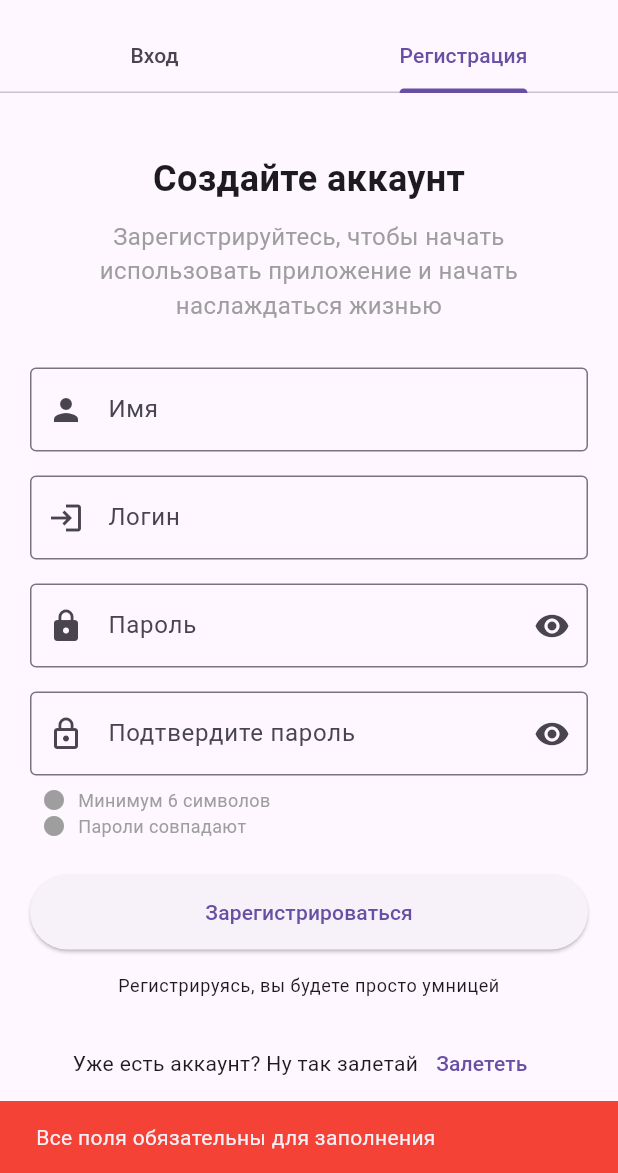
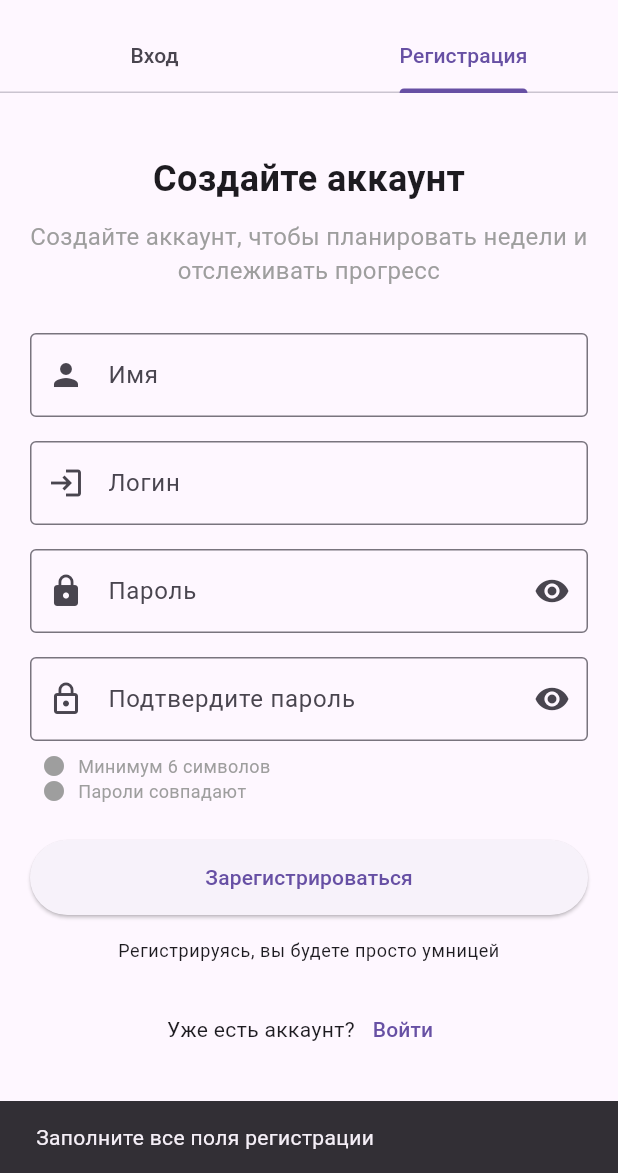
Before and after one commit to Derian5/goalManagerFull, a Flutter app: the screen it shows after launch, tab 2 chosen, after a tap on "Зарегистрироваться", on a phone screen of 412 x 824 dp, the part 63-1236 px from its top. Run offline on Flutter 3.47's test engine with Material 3 defaults, Android fonts, the phone set to English and light mode, and no system bars; our stand-ins replace flutter_bloc, shared_preferences.

Commit message:
Improve auth flow and empty states

```diff
--- a/frontend/lib/features/auth/presentation/views/auth_page.dart
+++ b/frontend/lib/features/auth/presentation/views/auth_page.dart
@@ -10,7 +10,8 @@ class AuthPage extends StatefulWidget {
   State<AuthPage> createState() => _AuthPageState();
 }
 
-class _AuthPageState extends State<AuthPage> with SingleTickerProviderStateMixin {
+class _AuthPageState extends State<AuthPage>
+    with SingleTickerProviderStateMixin {
   late TabController _tabController;
 
   // Контроллеры для входа
@@ -32,6 +33,8 @@ class _AuthPageState extends State<AuthPage> with SingleTickerProviderStateMixin
   void initState() {
     super.initState();
     _tabController = TabController(length: 2, vsync: this);
+    _registerPasswordController.addListener(_refreshPasswordHints);
+    _registerConfirmPasswordController.addListener(_refreshPasswordHints);
 
     // Очищаем ошибки при переключении вкладок
     _tabController.addListener(() {
@@ -44,6 +47,8 @@ class _AuthPageState extends State<AuthPage> with SingleTickerProviderStateMixin
   @override
   void dispose() {
     _tabController.dispose();
+    _registerPasswordController.removeListener(_refreshPasswordHints);
+    _registerConfirmPasswordController.removeListener(_refreshPasswordHints);
     _loginEmailController.dispose();
     _loginPasswordController.dispose();
     _registerNameController.dispose();
@@ -53,7 +58,17 @@ class _AuthPageState extends State<AuthPage> with SingleTickerProviderStateMixin
     super.dispose();
   }
 
+  void _refreshPasswordHints() {
+    if (mounted) setState(() {});
+  }
+
   void _login() {
+    if (_loginEmailController.text.trim().isEmpty ||
+        _loginPasswordController.text.isEmpty) {
+      _showMessage('Введите логин и пароль');
+      return;
+    }
+
     final cubit = context.read<AuthCubit>();
     cubit.login(
       _loginEmailController.text.trim(),
@@ -62,6 +77,14 @@ class _AuthPageState extends State<AuthPage> with SingleTickerProviderStateMixin
   }
 
   void _register() {
+    if (_registerNameController.text.trim().isEmpty ||
+        _registerEmailController.text.trim().isEmpty ||
+        _registerPasswordController.text.isEmpty ||
+        _registerConfirmPasswordController.text.isEmpty) {
+      _showMessage('Заполните все поля регистрации');
+      return;
+    }
+
     final cubit = context.read<AuthCubit>();
     cubit.register(
       username: _registerEmailController.text.trim(),
@@ -75,26 +98,29 @@ class _AuthPageState extends State<AuthPage> with SingleTickerProviderStateMixin
     _tabController.animateTo(0);
   }
 
+  void _showMessage(String message, {Color? backgroundColor}) {
+    ScaffoldMessenger.of(context).showSnackBar(
+      SnackBar(
+        content: Text(message),
+        backgroundColor: backgroundColor,
+      ),
+    );
+  }
+
+  String _cleanError(String message) {
+    return message.replaceFirst('Exception: ', '');
+  }
+
   @override
   Widget build(BuildContext context) {
     return BlocConsumer<AuthCubit, AuthState>(
       listener: (context, state) {
         if (state is AuthError) {
-          ScaffoldMessenger.of(context).showSnackBar(
-            SnackBar(
-              content: Text(state.message),
-              backgroundColor: Colors.red,
-            ),
-          );
+          _showMessage(_cleanError(state.message), backgroundColor: Colors.red);
         }
 
         if (state is RegistrationSuccess) {
-          ScaffoldMessenger.of(context).showSnackBar(
-            SnackBar(
-              content: Text(state.message),
-              backgroundColor: Colors.green,
-            ),
-          );
+          _showMessage(state.message, backgroundColor: Colors.green);
           _switchToLogin();
 
           // Очищаем поля регистрации
@@ -102,11 +128,6 @@ class _AuthPageState extends State<AuthPage> with SingleTickerProviderStateMixin
           _registerEmailController.clear();
           _registerPasswordController.clear();
           _registerConfirmPasswordController.clear();
-        }
-
-        if (state is AuthSuccess) {
-          // TODO: Переход на главный экран
-          print('Ты зашёл, ура! Тебя зовут: ${state.user.name}');
         }
       },
       builder: (context, state) {
@@ -145,12 +166,12 @@ class _AuthPageState extends State<AuthPage> with SingleTickerProviderStateMixin
           children: [
             const SizedBox(height: 40),
             const Text(
-              'Приветики!!',
+              'Goal Manager',
               style: TextStyle(fontSize: 24, fontWeight: FontWeight.bold),
             ),
             const SizedBox(height: 10),
             const Text(
-              'Войдите в свой аккаунт',
+              'Войдите в аккаунт, чтобы управлять целями и неделями',
               style: TextStyle(fontSize: 16, color: Colors.grey),
             ),
             const SizedBox(height: 40),
@@ -163,7 +184,7 @@ class _AuthPageState extends State<AuthPage> with SingleTickerProviderStateMixin
                 prefixIcon: Icon(Icons.login),
                 border: OutlineInputBorder(),
               ),
-              keyboardType: TextInputType.text,
+              textInputAction: TextInputAction.next,
               enabled: state is! AuthLoading,
             ),
             const SizedBox(height: 16),
@@ -176,7 +197,9 @@ class _AuthPageState extends State<AuthPage> with SingleTickerProviderStateMixin
                 prefixIcon: const Icon(Icons.lock),
                 suffixIcon: IconButton(
                   icon: Icon(
-                    _obscureLoginPassword ? Icons.visibility : Icons.visibility_off,
+                    _obscureLoginPassword
+                        ? Icons.visibility
+                        : Icons.visibility_off,
                   ),
                   onPressed: () {
                     setState(() {
@@ -204,7 +227,8 @@ class _AuthPageState extends State<AuthPage> with SingleTickerProviderStateMixin
                         height: 20,
                         child: CircularProgressIndicator(
                           strokeWidth: 2,
-                    valueColor: AlwaysStoppedAnimation<Color>(Colors.white),
+                          valueColor:
+                              AlwaysStoppedAnimation<Color>(Colors.white),
                         ),
                       )
                     : const Text('Войти'),
@@ -212,21 +236,18 @@ class _AuthPageState extends State<AuthPage> with SingleTickerProviderStateMixin
             ),
             const SizedBox(height: 16),
 
-            // Ссылка "Забыли пароль?"
             TextButton(
-              onPressed: () {
-                // TODO: Реализовать восстановление пароля
-                ScaffoldMessenger.of(context).showSnackBar(
-                  const SnackBar(content: Text('Функция восстановления пароля в разработке')),
-                );
-              },
-              child: const Text('Забыли пароль? Жаль'),
+              onPressed: state is AuthLoading
+                  ? null
+                  : () => _tabController.animateTo(1),
+              child: const Text('Нет аккаунта? Зарегистрироваться'),
             ),
           ],
         ),
       ),
     );
   }
+
 //TODO Убрать Email и оставить только логин
   Widget _buildRegisterTab(BuildContext context, AuthState state) {
     return Padding(
@@ -242,7 +263,7 @@ class _AuthPageState extends State<AuthPage> with SingleTickerProviderStateMixin
             ),
             const SizedBox(height: 10),
             const Text(
-              'Зарегистрируйтесь, чтобы начать использовать приложение и начать наслаждаться жизнью',
+              'Создайте аккаунт, чтобы планировать недели и отслеживать прогресс',
               style: TextStyle(fontSize: 16, color: Colors.grey),
               textAlign: TextAlign.center,
             ),
@@ -270,7 +291,7 @@ class _AuthPageState extends State<AuthPage> with SingleTickerProviderStateMixin
                 border: OutlineInputBorder(),
                 hintText: 'Введите ваш уникальный логин',
               ),
-              keyboardType: TextInputType.text,
+              textInputAction: TextInputAction.next,
               enabled: state is! AuthLoading,
             ),
             const SizedBox(height: 16),
@@ -283,7 +304,9 @@ class _AuthPageState extends State<AuthPage> with SingleTickerProviderStateMixin
                 prefixIcon: const Icon(Icons.lock),
                 suffixIcon: IconButton(
                   icon: Icon(
-                    _obscureRegisterPassword ? Icons.visibility : Icons.visibility_off,
+                    _obscureRegisterPassword
+                        ? Icons.visibility
+                        : Icons.visibility_off,
                   ),
                   onPressed: () {
                     setState(() {
@@ -307,7 +330,9 @@ class _AuthPageState extends State<AuthPage> with SingleTickerProviderStateMixin
                 prefixIcon: const Icon(Icons.lock_outline),
                 suffixIcon: IconButton(
                   icon: Icon(
-                    _obscureConfirmPassword ? Icons.visibility : Icons.visibility_off,
+                    _obscureConfirmPassword
+                        ? Icons.visibility
+                        : Icons.visibility_off,
                   ),
                   onPressed: () {
                     setState(() {
@@ -337,7 +362,8 @@ class _AuthPageState extends State<AuthPage> with SingleTickerProviderStateMixin
                   _buildPasswordRequirement(
                     'Пароли совпадают',
                     _registerPasswordController.text.isNotEmpty &&
-                        _registerPasswordController.text == _registerConfirmPasswordController.text,
+                        _registerPasswordController.text ==
+                            _registerConfirmPasswordController.text,
                   ),
                 ],
               ),
@@ -357,7 +383,8 @@ class _AuthPageState extends State<AuthPage> with SingleTickerProviderStateMixin
                         height: 20,
                         child: CircularProgressIndicator(
                           strokeWidth: 2,
-                    valueColor: AlwaysStoppedAnimation<Color>(Colors.white),
+                          valueColor:
+                              AlwaysStoppedAnimation<Color>(Colors.white),
                         ),
                       )
                     : const Text('Зарегистрироваться'),
@@ -381,10 +408,10 @@ class _AuthPageState extends State<AuthPage> with SingleTickerProviderStateMixin
             Row(
               mainAxisAlignment: MainAxisAlignment.center,
               children: [
-                const Text('Уже есть аккаунт? Ну так залетай'),
+                const Text('Уже есть аккаунт?'),
                 TextButton(
                   onPressed: _switchToLogin,
-                  child: const Text('Залететь'),
+                  child: const Text('Войти'),
                 ),
               ],
             ),
@@ -413,5 +440,4 @@ class _AuthPageState extends State<AuthPage> with SingleTickerProviderStateMixin
       ],
     );
   }
-
 }
```
Also changed, not shown: frontend/lib/core/services/api_service.dart (+50 -8 lines), frontend/lib/features/auth/data/repositories/auth_repository.dart (+4 -6 lines), frontend/lib/features/global_goals/presentation/cubit/global_goal_cubit.dart (+12 -5 lines), frontend/lib/features/global_goals/presentation/views/global_goals_page.dart (+59 -8 lines), frontend/lib/features/weeks/presentation/views/week_list_page.dart (+12 -5 lines), frontend/lib/main.dart (+53 -4 lines). Lines whose indentation alone changed are shown as unchanged.
